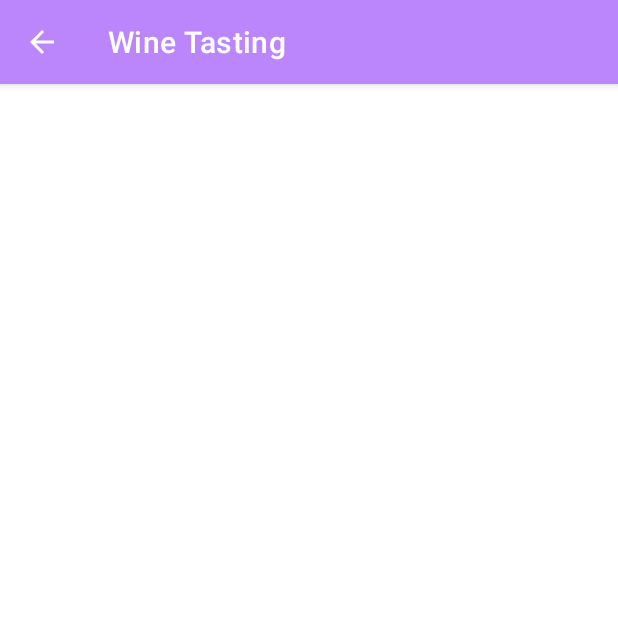
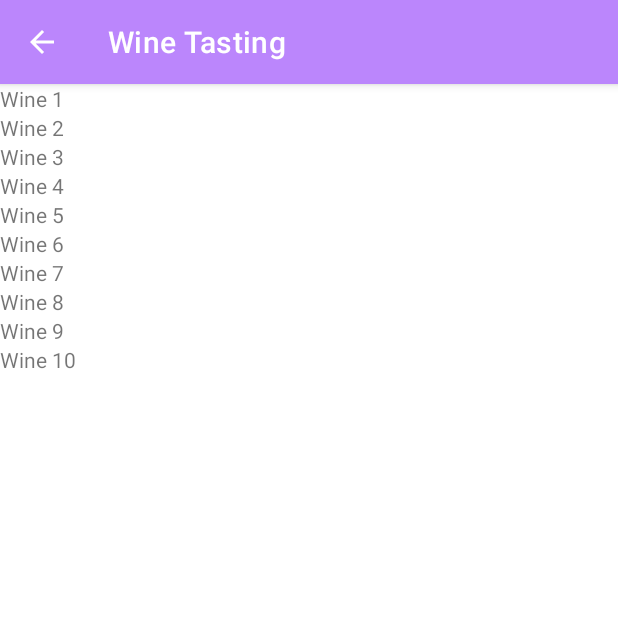
Before and after one commit to ronanc02/WineTasting, an Android app: the RecyclerViewActivity screen opened directly, with no data from a screen before it, on a phone screen of 412 x 824 dp, the top half of it. Run offline under Robolectric (Android 15) with nearby library versions, the phone set to English and light mode, and no system bars.

Commit message:
Use RecyclerView to display a scrollable list

```diff
--- a/app/src/main/java/com/example/winetasting/RecyclerViewActivity.kt
+++ b/app/src/main/java/com/example/winetasting/RecyclerViewActivity.kt
@@ -2,6 +2,9 @@ package com.example.winetasting
 
 import android.os.Bundle
 import androidx.appcompat.app.AppCompatActivity
+import androidx.recyclerview.widget.RecyclerView
+import com.example.winetasting.adapter.ItemAdapter
+import com.example.winetasting.data.Datasource
 import com.example.winetasting.databinding.ActivityRecyclerviewBinding
 
 class RecyclerViewActivity : AppCompatActivity() {
@@ -10,6 +13,11 @@ class RecyclerViewActivity : AppCompatActivity() {
         super.onCreate(savedInstanceState)
         val binding = ActivityRecyclerviewBinding.inflate(layoutInflater)
         setContentView(binding.root)
+
+        val myDataset = Datasource().loadWines()
+        val recyclerView = findViewById<RecyclerView>(R.id.recycler_view)
+        recyclerView.adapter = ItemAdapter(this, myDataset)
+        recyclerView.setHasFixedSize(true)
         }
 
 }
--- /dev/null
+++ b/app/src/main/java/com/example/winetasting/adapter/ItemAdapter.kt
@@ -0,0 +1,34 @@
+package com.example.winetasting.adapter
+
+import android.content.Context
+import android.view.LayoutInflater
+import android.view.View
+import android.view.ViewGroup
+import android.widget.TextView
+import androidx.recyclerview.widget.RecyclerView
+import com.example.winetasting.R
+import com.example.winetasting.model.Wine
+
+class ItemAdapter(
+    private val context: Context,
+    private val dataset: List<Wine>
+    ) : RecyclerView.Adapter<ItemAdapter.ItemViewHolder>() {
+
+    class ItemViewHolder(private val view: View) : RecyclerView.ViewHolder(view) {
+        val textView: TextView = view.findViewById(R.id.item_title)
+    }
+
+    override fun onCreateViewHolder(parent: ViewGroup, viewType: Int): ItemViewHolder {
+        // create a new view
+        val adapterLayout = LayoutInflater.from(parent.context)
+            .inflate(R.layout.list_item, parent, false)
+        return ItemViewHolder(adapterLayout)
+    }
+
+    override fun onBindViewHolder(holder: ItemViewHolder, position: Int) {
+        val item = dataset[position]
+        holder.textView.text = context.resources.getString(item.stringResourceId)
+    }
+
+    override fun getItemCount() = dataset.size
+}
--- /dev/null
+++ b/app/src/main/res/layout/list_item.xml
@@ -0,0 +1,8 @@
+<?xml version="1.0" encoding="utf-8"?>
+
+    <TextView
+        xmlns:android="http://schemas.android.com/apk/res/android"
+        android:id="@+id/item_title"
+        android:layout_width="wrap_content"
+        android:layout_height="wrap_content"
+    />
```
